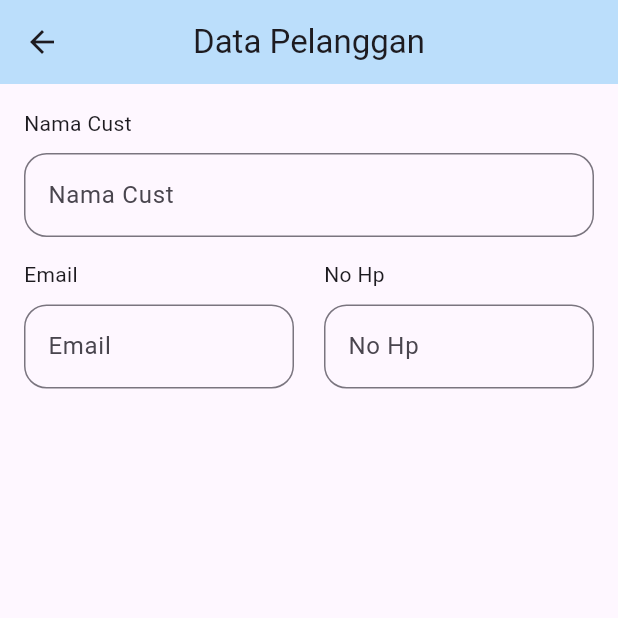
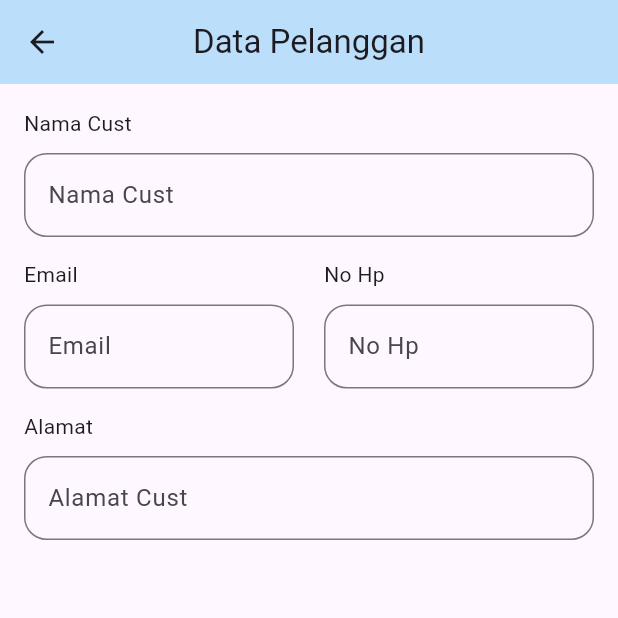
Before and after one commit to namira121/20220140081_UCP1Flutter, a Flutter app: the DataCustomer screen opened directly, on a phone screen of 412 x 824 dp, the top half of it. Run offline on Flutter 3.47's test engine with Material 3 defaults, Android fonts, the phone set to English and light mode, and no system bars.

Commit message:
menambahkan textformfield untuk alamat customer

```diff
--- a/lib/daftarcust.dart
+++ b/lib/daftarcust.dart
@@ -94,6 +94,23 @@ class _DataCustomerState extends State<DataCustomer> {
                       ),
                     ]
                   ),
+            const SizedBox(height: 15),
+            Text('Alamat'),
+            const SizedBox(height: 10),
+            TextFormField(
+              controller: alamatCustController,
+              decoration: InputDecoration(
+                hintText: 'Alamat Cust',
+                border: OutlineInputBorder(
+                borderRadius: BorderRadius.circular(15)
+              )),
+              validator: (value) {
+                if (value == null || value.isEmpty){
+                  return 'Alamat tidak boleh kosong';
+                }
+                return null;
+              },
+            ),
           ],
         ),),
     );
```
